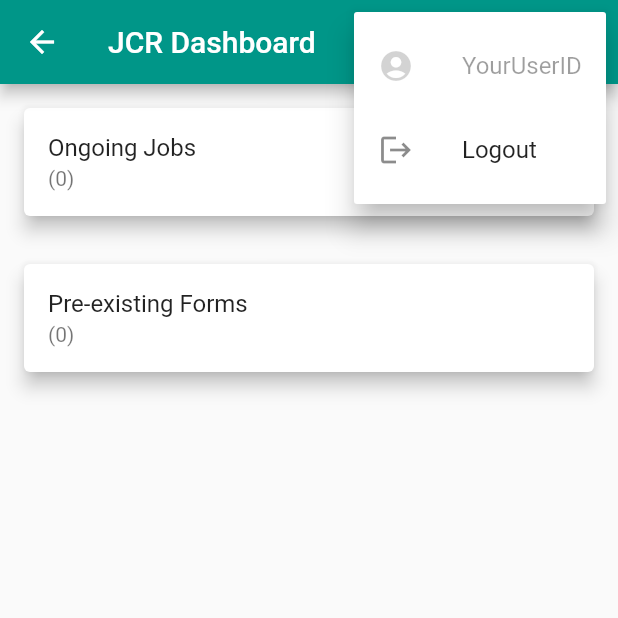
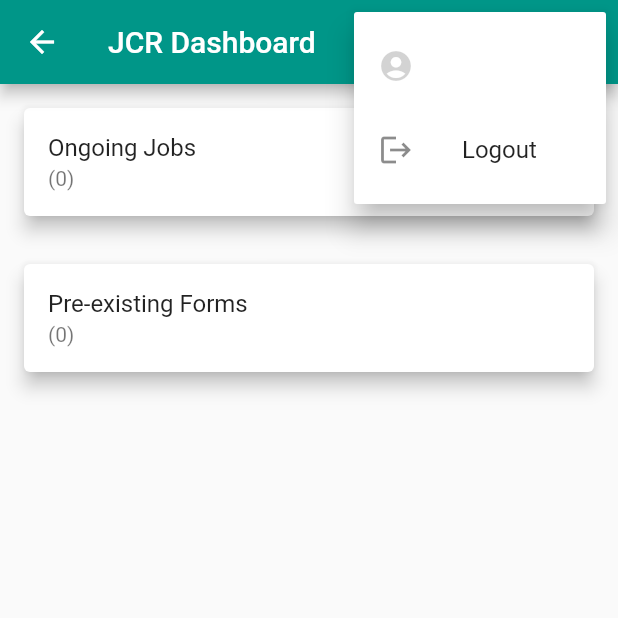
Before and after one commit to hirak214/jcr_app, a Flutter app: the Dashboard screen opened by its route, after a tap on the "account circle" icon, on a phone screen of 412 x 824 dp, the top half of it. Run offline on Flutter 3.47's test engine with Material 2 defaults, Android fonts, the phone set to English and light mode, and no system bars; our stand-ins replace image_picker.

Commit message:
Update: profile name

```diff
--- a/lib/dashboard.dart
+++ b/lib/dashboard.dart
@@ -13,6 +13,7 @@ class Dashboard extends StatefulWidget {
 }
 
 class _DashboardState extends State<Dashboard> {
+  String username = '';
   int ongoingJobCount = 0;
   int activityFormCount = 0;
   List<OngoingJob> ongoingJobs = [];
@@ -22,6 +23,17 @@ class _DashboardState extends State<Dashboard> {
   void initState() {
     super.initState();
     refreshData();
+  }
+
+  @override
+  void didChangeDependencies() {
+    super.didChangeDependencies();
+
+    // Receive the username argument passed from LoginPage
+    final routeArgs = ModalRoute.of(context)?.settings.arguments;
+    if (routeArgs != null && routeArgs is String) {
+      username = routeArgs;
+    }
   }
 
   Future<void> refreshData() async {
@@ -117,7 +129,7 @@ class _DashboardState extends State<Dashboard> {
                 PopupMenuItem(
                   child: ListTile(
                     leading: Icon(Icons.account_circle), // Add profile icon
-                    title: Text('YourUserID'),
+                    title: Text(username),
                   ),
                   enabled: false, // Disable user ID item
                 ),
--- a/lib/login_page.dart
+++ b/lib/login_page.dart
@@ -38,7 +38,7 @@ class _LoginPageState extends State<LoginPage> {
                 final username = usernameController.text;
                 final password = passwordController.text;
                 if (username.isNotEmpty && password.isNotEmpty) {
-                  Navigator.pushReplacementNamed(context, '/dashboard');
+                  Navigator.pushReplacementNamed(context, '/dashboard', arguments: username);
                 }
               },
               child: Text('Login'),
```
